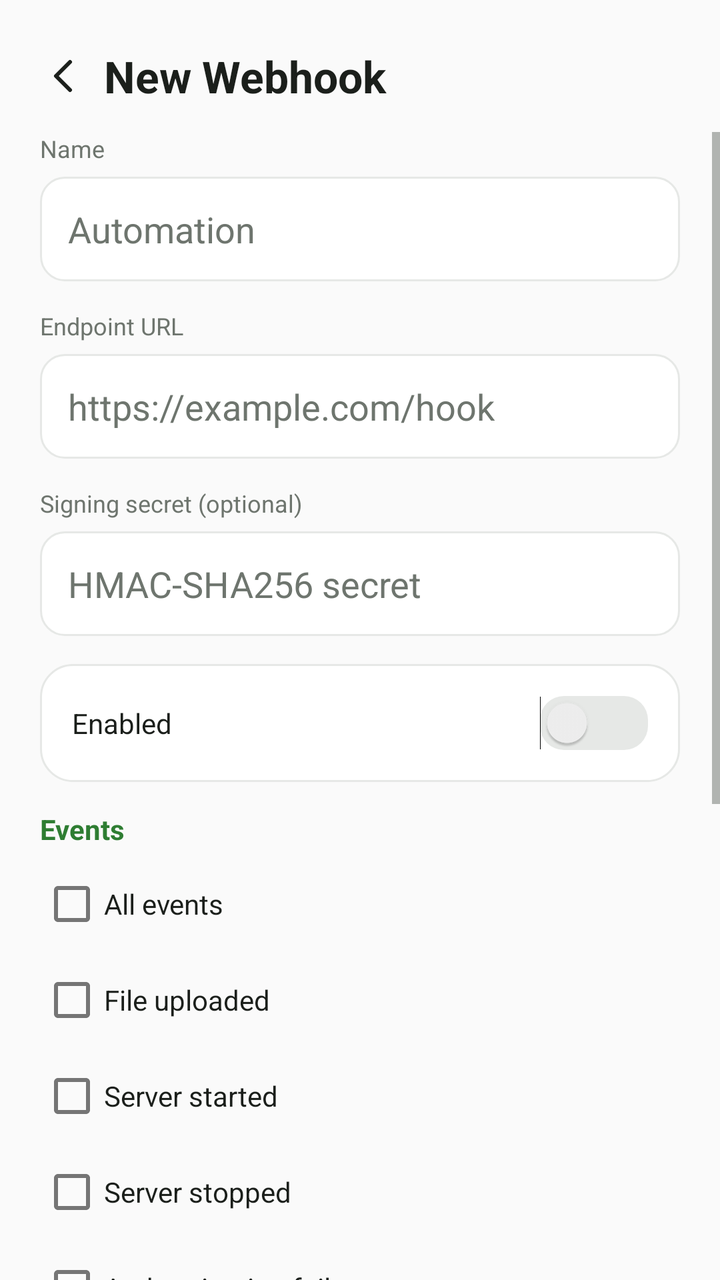
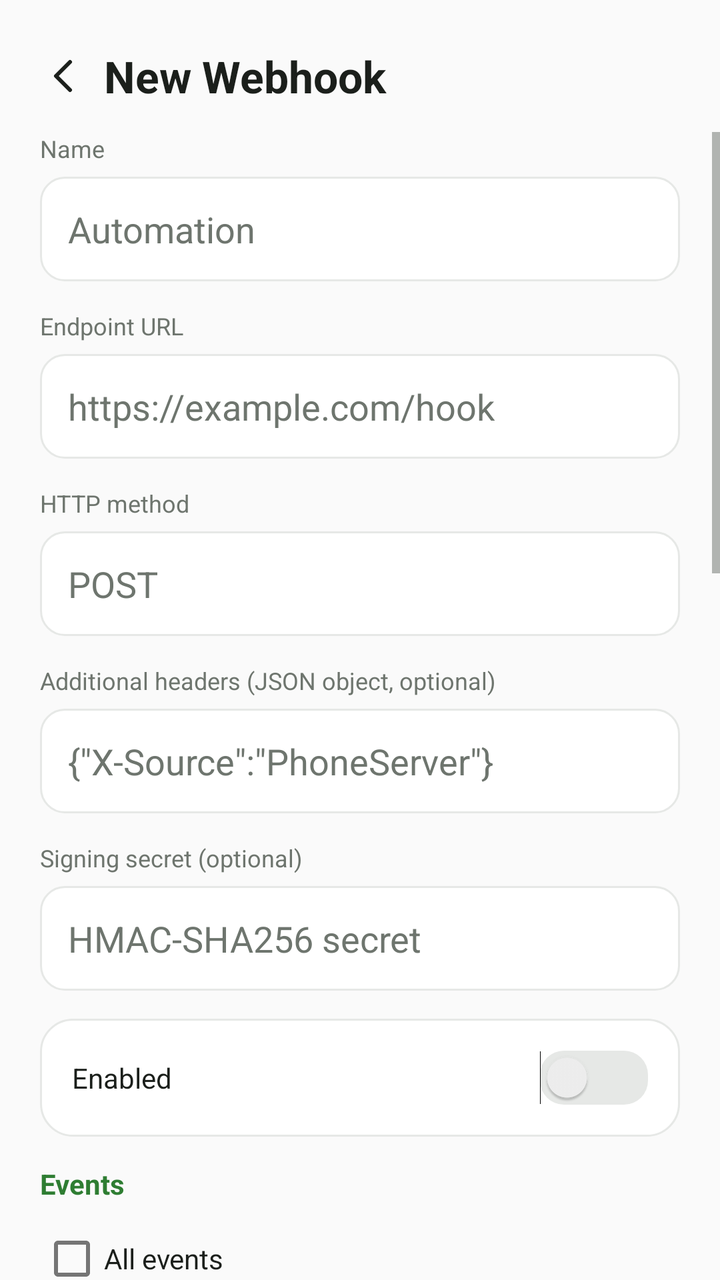

Screens rendered from an Android XML layout before and after an edit, with the pre-edit source and the edit as a unified diff.
<!-- AndroidManifest.xml: activity theme Theme.PhoneServer.Home -->
<!-- res/layout/activity_webhook_edit.xml -->
<?xml version="1.0" encoding="utf-8"?>
<FrameLayout xmlns:android="http://schemas.android.com/apk/res/android"
    android:layout_width="match_parent"
    android:layout_height="match_parent"
    android:background="@color/home_bg">

    <LinearLayout
        android:layout_width="match_parent"
        android:layout_height="match_parent"
        android:orientation="vertical">

        <LinearLayout
            android:layout_width="match_parent"
            android:layout_height="wrap_content"
            android:orientation="horizontal"
            android:gravity="center_vertical"
            android:paddingStart="12dp"
            android:paddingEnd="20dp"
            android:paddingTop="18dp"
            android:paddingBottom="8dp">

            <ImageView
                android:id="@+id/back_button"
                android:layout_width="40dp"
                android:layout_height="40dp"
                android:padding="8dp"
                android:src="@drawable/ic_back_arrow" />

            <TextView
                android:id="@+id/screen_title"
                android:layout_width="0dp"
                android:layout_height="wrap_content"
                android:layout_weight="1"
                android:text="New Webhook"
                android:textColor="@color/home_text_primary"
                android:textSize="22sp"
                android:textStyle="bold" />
        </LinearLayout>

        <ScrollView
            android:layout_width="match_parent"
            android:layout_height="0dp"
            android:layout_weight="1"
            android:fillViewport="true">

            <LinearLayout
                android:layout_width="match_parent"
                android:layout_height="wrap_content"
                android:orientation="vertical"
                android:paddingStart="20dp"
                android:paddingEnd="20dp"
                android:paddingBottom="30dp">

                <TextView
                    android:layout_width="wrap_content"
                    android:layout_height="wrap_content"
                    android:text="Name"
                    android:textColor="@color/home_text_secondary"
                    android:textSize="12sp"
                    android:layout_marginBottom="6dp" />

                <EditText
                    android:id="@+id/input_name"
                    android:layout_width="match_parent"
                    android:layout_height="wrap_content"
                    android:hint="Automation"
                    android:background="@drawable/bg_input_outline"
                    android:textColor="@color/home_text_primary"
                    android:textColorHint="@color/home_text_secondary"
                    android:padding="14dp"
                    android:singleLine="true"
                    android:layout_marginBottom="14dp" />

                <TextView
                    android:layout_width="wrap_content"
                    android:layout_height="wrap_content"
                    android:text="Endpoint URL"
                    android:textColor="@color/home_text_secondary"
                    android:textSize="12sp"
                    android:layout_marginBottom="6dp" />

                <EditText
                    android:id="@+id/input_url"
                    android:layout_width="match_parent"
                    android:layout_height="wrap_content"
                    android:hint="https://example.com/hook"
                    android:inputType="textUri"
                    android:background="@drawable/bg_input_outline"
                    android:textColor="@color/home_text_primary"
                    android:textColorHint="@color/home_text_secondary"
                    android:padding="14dp"
                    android:singleLine="true"
                    android:layout_marginBottom="14dp" />

                <TextView
                    android:layout_width="wrap_content"
                    android:layout_height="wrap_content"
                    android:text="Signing secret (optional)"
                    android:textColor="@color/home_text_secondary"
                    android:textSize="12sp"
                    android:layout_marginBottom="6dp" />

                <EditText
                    android:id="@+id/input_secret"
                    android:layout_width="match_parent"
                    android:layout_height="wrap_content"
                    android:hint="HMAC-SHA256 secret"
                    android:inputType="textVisiblePassword"
                    android:background="@drawable/bg_input_outline"
                    android:textColor="@color/home_text_primary"
                    android:textColorHint="@color/home_text_secondary"
                    android:padding="14dp"
                    android:singleLine="true"
                    android:layout_marginBottom="14dp" />

                <LinearLayout
                    android:layout_width="match_parent"
                    android:layout_height="wrap_content"
                    android:orientation="horizontal"
                    android:gravity="center_vertical"
                    android:background="@drawable/bg_home_card"
                    android:padding="16dp"
                    android:layout_marginBottom="14dp">

                    <TextView
                        android:layout_width="0dp"
                        android:layout_height="wrap_content"
                        android:layout_weight="1"
                        android:text="Enabled"
                        android:textColor="@color/home_text_primary"
                        android:textSize="14sp" />

                    <Switch
                        android:id="@+id/switch_enabled"
                        android:layout_width="wrap_content"
                        android:layout_height="wrap_content"
                        android:track="@drawable/switch_track" />
                </LinearLayout>

                <TextView
                    android:layout_width="wrap_content"
                    android:layout_height="wrap_content"
                    android:text="Events"
                    android:textColor="@color/home_accent"
                    android:textSize="14sp"
                    android:textStyle="bold"
                    android:layout_marginBottom="4dp" />

                <CheckBox android:id="@+id/check_all" android:layout_width="match_parent" android:layout_height="wrap_content" android:text="All events" android:textColor="@color/home_text_primary" />
                <CheckBox android:id="@+id/check_file_uploaded" android:layout_width="match_parent" android:layout_height="wrap_content" android:text="File uploaded" android:textColor="@color/home_text_primary" />
                <CheckBox android:id="@+id/check_server_started" android:layout_width="match_parent" android:layout_height="wrap_content" android:text="Server started" android:textColor="@color/home_text_primary" />
                <CheckBox android:id="@+id/check_server_stopped" android:layout_width="match_parent" android:layout_height="wrap_content" android:text="Server stopped" android:textColor="@color/home_text_primary" />
                <CheckBox android:id="@+id/check_auth_failure" android:layout_width="match_parent" android:layout_height="wrap_content" android:text="Authentication failure" android:textColor="@color/home_text_primary" />
                <CheckBox android:id="@+id/check_suspicious" android:layout_width="match_parent" android:layout_height="wrap_content" android:text="Suspicious request" android:textColor="@color/home_text_primary" />
                <CheckBox android:id="@+id/check_backup" android:layout_width="match_parent" android:layout_height="wrap_content" android:text="Backup completed" android:textColor="@color/home_text_primary" />
                <CheckBox android:id="@+id/check_task_completed" android:layout_width="match_parent" android:layout_height="wrap_content" android:text="Scheduled task completed" android:textColor="@color/home_text_primary" />
                <CheckBox android:id="@+id/check_task_failed" android:layout_width="match_parent" android:layout_height="wrap_content" android:text="Scheduled task failed" android:textColor="@color/home_text_primary" />

                <TextView
                    android:id="@+id/status_text"
                    android:layout_width="match_parent"
                    android:layout_height="wrap_content"
                    android:textColor="@color/home_text_secondary"
                    android:textSize="12sp"
                    android:layout_marginTop="12dp"
                    android:layout_marginBottom="12dp" />

                <Button
                    android:id="@+id/test_button"
                    android:layout_width="match_parent"
                    android:layout_height="48dp"
                    android:text="Send test event"
                    android:textAllCaps="false"
                    android:background="@drawable/bg_button_outline"
                    android:textColor="@color/home_text_primary"
                    android:layout_marginBottom="10dp" />

                <Button
                    android:id="@+id/save_button"
                    android:layout_width="match_parent"
                    android:layout_height="48dp"
                    android:text="Save webhook"
                    android:textAllCaps="false"
                    android:background="@drawable/bg_button_primary"
                    android:textColor="@android:color/white"
                    android:layout_marginBottom="10dp" />

                <Button
                    android:id="@+id/delete_button"
                    android:layout_width="match_parent"
                    android:layout_height="48dp"
                    android:text="Delete webhook"
                    android:textAllCaps="false"
                    android:background="@drawable/bg_button_red"
                    android:textColor="@android:color/white"
                    android:visibility="gone" />
            </LinearLayout>
        </ScrollView>
    </LinearLayout>
</FrameLayout>
<!-- resources referenced by this layout -->
<resources>
  <color name="home_accent">#2E7D32</color>
  <color name="home_bg">#FAFAFA</color>
  <color name="home_text_primary">#1B1F1B</color>
  <color name="home_text_secondary">#6E756E</color>
  <!-- drawable bg_button_outline (drawable) -->
  <shape xmlns:android="http://schemas.android.com/apk/res/android">
      <solid android:color="@android:color/transparent" />
      <corners android:radius="12dp" />
      <stroke android:width="1dp" android:color="@color/home_border" />
  </shape>
  <!-- drawable bg_button_primary (drawable) -->
  <shape xmlns:android="http://schemas.android.com/apk/res/android">
      <solid android:color="@color/home_accent" />
      <corners android:radius="12dp" />
  </shape>
  <!-- drawable bg_button_red (drawable) -->
  <shape xmlns:android="http://schemas.android.com/apk/res/android">
      <solid android:color="#D32F2F" />
      <corners android:radius="14dp" />
  </shape>
  <!-- drawable bg_home_card (drawable) -->
  <shape xmlns:android="http://schemas.android.com/apk/res/android">
      <solid android:color="@color/home_surface" />
      <corners android:radius="16dp" />
      <stroke android:width="1dp" android:color="@color/home_border" />
  </shape>
  <!-- drawable bg_input_outline (drawable) -->
  <shape xmlns:android="http://schemas.android.com/apk/res/android">
      <solid android:color="@color/home_surface" />
      <corners android:radius="12dp" />
      <stroke android:width="1dp" android:color="@color/home_border" />
  </shape>
  <!-- drawable ic_back_arrow (drawable) -->
  <vector xmlns:android="http://schemas.android.com/apk/res/android"
      android:width="24dp" android:height="24dp" android:viewportWidth="24" android:viewportHeight="24">
      <path android:fillColor="#00000000" android:strokeColor="#1B1F1B" android:strokeWidth="2" android:strokeLineCap="round" android:strokeLineJoin="round"
          android:pathData="M15,5l-7,7 7,7"/>
  </vector>
  <!-- drawable switch_track (drawable) -->
  <selector xmlns:android="http://schemas.android.com/apk/res/android">
      <item android:state_checked="true">
          <shape>
              <solid android:color="@color/home_accent" />
              <corners android:radius="12dp" />
          </shape>
      </item>
      <item>
          <shape>
              <solid android:color="@color/home_border" />
              <corners android:radius="12dp" />
          </shape>
      </item>
  </selector>
  <style name="Theme.PhoneServer.Home" parent="Theme.MaterialComponents.Light.NoActionBar">
          <item name="android:colorBackground">@color/home_bg</item>
          <item name="android:textColorPrimary">@color/home_text_primary</item>
          <item name="android:textColorSecondary">@color/home_text_secondary</item>
          <item name="android:statusBarColor">@color/home_bg</item>
          <item name="android:navigationBarColor">@color/home_surface</item>
          <item name="android:windowLightStatusBar">true</item>
          <item name="android:windowBackground">@color/home_bg</item>
          <item name="android:windowSoftInputMode">adjustResize</item>
          <item name="colorPrimary">@color/home_accent</item>
          <item name="colorPrimaryDark">@color/home_bg</item>
          <item name="colorAccent">@color/home_accent</item>
          <item name="colorOnPrimary">@color/home_surface</item>
          <item name="colorSurface">@color/home_surface</item>
      </style>
  <color name="home_border">#E6E8E6</color>
  <color name="home_surface">#FFFFFF</color>
</resources>

<!-- the commit's change to res/layout/activity_webhook_edit.xml (unified diff, before → after) -->
@@ -95,6 +95,45 @@
                 <TextView
                     android:layout_width="wrap_content"
                     android:layout_height="wrap_content"
+                    android:text="HTTP method"
+                    android:textColor="@color/home_text_secondary"
+                    android:textSize="12sp"
+                    android:layout_marginBottom="6dp" />
+
+                <EditText
+                    android:id="@+id/input_method"
+                    android:layout_width="match_parent"
+                    android:layout_height="wrap_content"
+                    android:hint="POST"
+                    android:background="@drawable/bg_input_outline"
+                    android:textColor="@color/home_text_primary"
+                    android:textColorHint="@color/home_text_secondary"
+                    android:padding="14dp"
+                    android:singleLine="true"
+                    android:layout_marginBottom="14dp" />
+
+                <TextView
+                    android:layout_width="wrap_content"
+                    android:layout_height="wrap_content"
+                    android:text="Additional headers (JSON object, optional)"
+                    android:textColor="@color/home_text_secondary"
+                    android:textSize="12sp"
+                    android:layout_marginBottom="6dp" />
+
+                <EditText
+                    android:id="@+id/input_headers"
+                    android:layout_width="match_parent"
+                    android:layout_height="wrap_content"
+                    android:hint="{&quot;X-Source&quot;:&quot;PhoneServer&quot;}"
+                    android:background="@drawable/bg_input_outline"
+                    android:textColor="@color/home_text_primary"
+                    android:textColorHint="@color/home_text_secondary"
+                    android:padding="14dp"
+                    android:layout_marginBottom="14dp" />
+
+                <TextView
+                    android:layout_width="wrap_content"
+                    android:layout_height="wrap_content"
                     android:text="Signing secret (optional)"
                     android:textColor="@color/home_text_secondary"
                     android:textSize="12sp"
@@ -155,6 +194,13 @@
                 <CheckBox android:id="@+id/check_backup" android:layout_width="match_parent" android:layout_height="wrap_content" android:text="Backup completed" android:textColor="@color/home_text_primary" />
                 <CheckBox android:id="@+id/check_task_completed" android:layout_width="match_parent" android:layout_height="wrap_content" android:text="Scheduled task completed" android:textColor="@color/home_text_primary" />
                 <CheckBox android:id="@+id/check_task_failed" android:layout_width="match_parent" android:layout_height="wrap_content" android:text="Scheduled task failed" android:textColor="@color/home_text_primary" />
+                <CheckBox android:id="@+id/check_file_downloaded" android:layout_width="match_parent" android:layout_height="wrap_content" android:text="File downloaded" android:textColor="@color/home_text_primary" />
+                <CheckBox android:id="@+id/check_share_created" android:layout_width="match_parent" android:layout_height="wrap_content" android:text="Share created" android:textColor="@color/home_text_primary" />
+                <CheckBox android:id="@+id/check_server_failure" android:layout_width="match_parent" android:layout_height="wrap_content" android:text="Server failure" android:textColor="@color/home_text_primary" />
+                <CheckBox android:id="@+id/check_server_recovered" android:layout_width="match_parent" android:layout_height="wrap_content" android:text="Server recovered" android:textColor="@color/home_text_primary" />
+                <CheckBox android:id="@+id/check_ad_state" android:layout_width="match_parent" android:layout_height="wrap_content" android:text="Ad network state changed" android:textColor="@color/home_text_primary" />
+                <CheckBox android:id="@+id/check_storage_warning" android:layout_width="match_parent" android:layout_height="wrap_content" android:text="Storage warning" android:textColor="@color/home_text_primary" />
+                <CheckBox android:id="@+id/check_maintenance" android:layout_width="match_parent" android:layout_height="wrap_content" android:text="Maintenance completed" android:textColor="@color/home_text_primary" />
 
                 <TextView
                     android:id="@+id/status_text"
